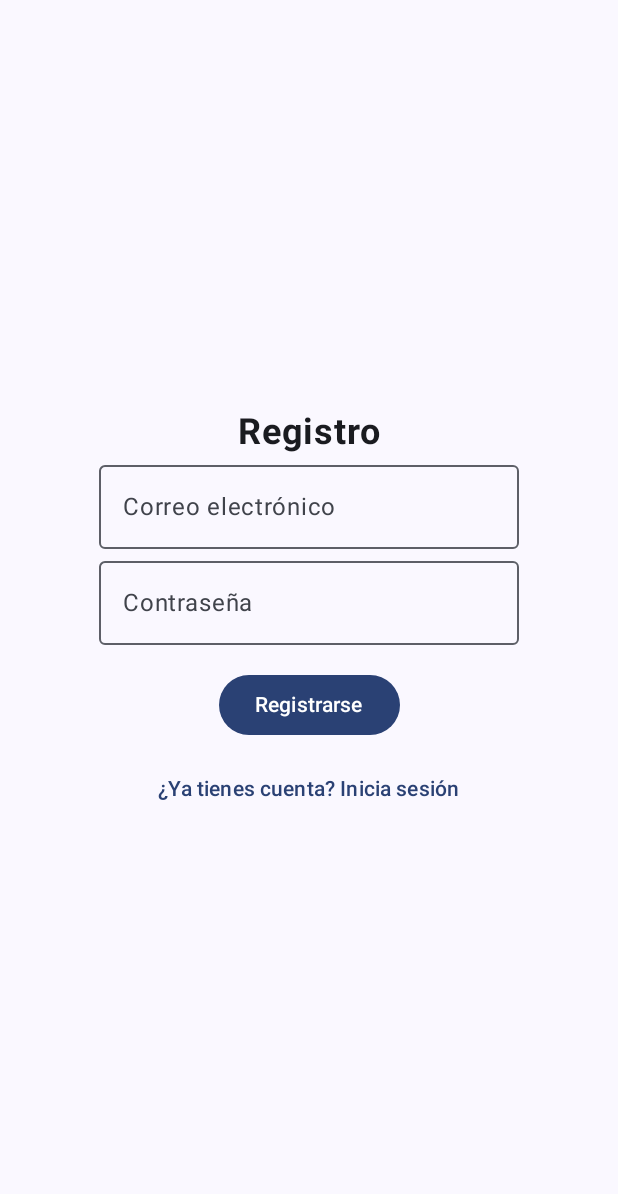
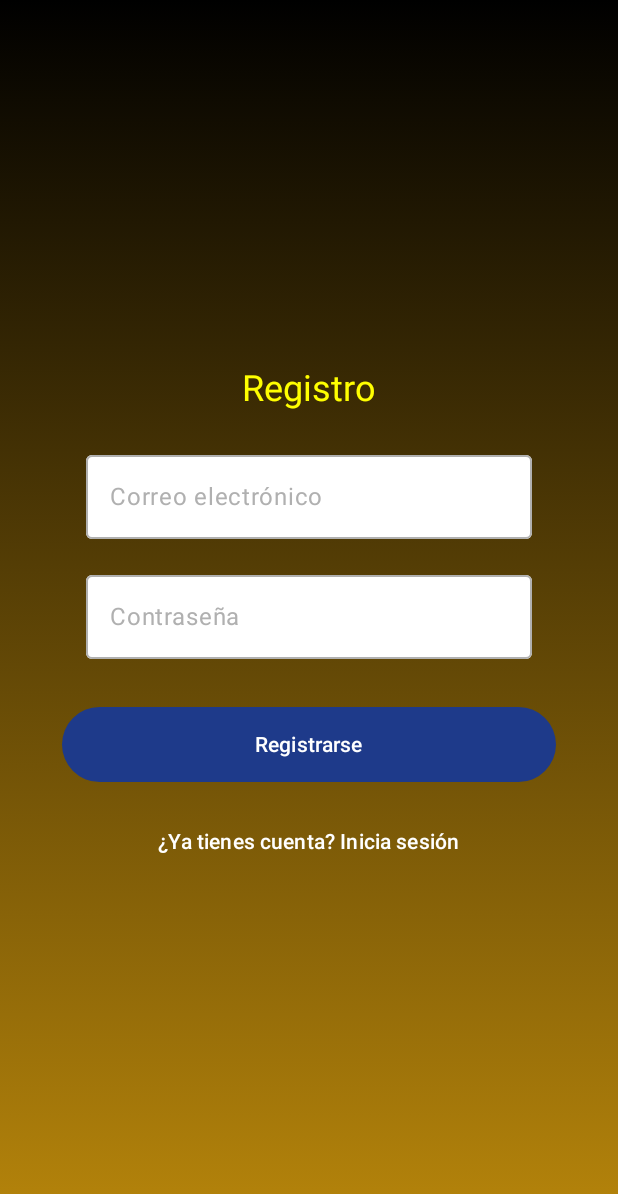
Before and after one commit to MiguelVelaG/Casino_App, an Android app built with Jetpack Compose: the RegisterScreen screen opened through its navigation route, on a phone screen of 412 x 824 dp. Shown: the top 1194 px of the screen. Run offline under Robolectric (Android 15) with nearby library versions, the phone set to English and light mode, and no system bars; our stand-ins replace Firebase (no records; nobody signed in at launch, a user with empty details on screens opened directly).

Commit message:
Commit con modificaciones en el LoginScreen.kt y el RegisterScreen.kt, para que el inicio de sesion este configurado con firebase.

```diff
--- a/app/src/main/java/com/miguel/casinoapp/ui/theme/LoginScreen.kt
+++ b/app/src/main/java/com/miguel/casinoapp/ui/theme/LoginScreen.kt
@@ -21,14 +21,15 @@ import androidx.compose.material3.Text
 import androidx.compose.material3.TextButton
 import androidx.compose.material3.TextFieldDefaults
 import androidx.compose.runtime.Composable
+import androidx.compose.runtime.getValue
 import androidx.compose.runtime.mutableStateOf
 import androidx.compose.runtime.remember
+import androidx.compose.runtime.setValue
 import androidx.compose.ui.Alignment
 import androidx.compose.ui.Modifier
 import androidx.compose.ui.draw.clip
 import androidx.compose.ui.graphics.Brush
 import androidx.compose.ui.graphics.Color
-import androidx.compose.ui.platform.LocalContext
 import androidx.compose.ui.res.painterResource
 import androidx.compose.ui.text.input.PasswordVisualTransformation
 import androidx.compose.ui.unit.dp
@@ -36,19 +37,19 @@ import androidx.navigation.NavController
 import com.miguel.casinoapp.R
 import com.miguel.casinoapp.viewmodel.AuthViewModel
 
-@OptIn(ExperimentalMaterial3Api::class) // Añade esta anotación
+@OptIn(ExperimentalMaterial3Api::class)
 @Composable
 fun LoginScreen(navController: NavController, authViewModel: AuthViewModel) {
-    var email = remember { mutableStateOf("") }
-    var password = remember { mutableStateOf("") }
-    val context = LocalContext.current
+    var email by remember { mutableStateOf("") }
+    var password by remember { mutableStateOf("") }
+    var errorMessage by remember { mutableStateOf<String?>(null) }
 
     Column(
         modifier = Modifier
             .fillMaxSize()
             .background(
                 brush = Brush.verticalGradient(
-                    colors = listOf(Color(0xFF000000), Color(0xFFB8860B)), // Gradiente negro a dorado (luxuoso)
+                    colors = listOf(Color(0xFF000000), Color(0xFFB8860B)),
                     startY = 0f,
                     endY = Float.POSITIVE_INFINITY
                 )
@@ -56,16 +57,14 @@ fun LoginScreen(navController: NavController, authViewModel: AuthViewModel) {
         horizontalAlignment = Alignment.CenterHorizontally,
         verticalArrangement = Arrangement.Center
     ) {
-        // Texto "Casino App" encima de la imagen
         Text(
             text = "Casino App",
             style = MaterialTheme.typography.headlineLarge.copy(color = Color.Yellow),
-            modifier = Modifier.padding(bottom = 16.dp) // Espacio entre el texto y la imagen
+            modifier = Modifier.padding(bottom = 16.dp)
         )
 
         Spacer(modifier = Modifier.height(16.dp))
 
-        // Logo de la app
         Image(
             painter = painterResource(id = R.drawable.logo),
             contentDescription = "Logo",
@@ -76,10 +75,9 @@ fun LoginScreen(navController: NavController, authViewModel: AuthViewModel) {
 
         Spacer(modifier = Modifier.height(24.dp))
 
-        // Campo de correo electrónico
         OutlinedTextField(
-            value = email.value,
-            onValueChange = { email.value = it },
+            value = email,
+            onValueChange = { email = it },
             label = { Text("Correo electrónico") },
             colors = TextFieldDefaults.colors(
                 focusedTextColor = Color.Black,
@@ -91,17 +89,14 @@ fun LoginScreen(navController: NavController, authViewModel: AuthViewModel) {
                 focusedLabelColor = Color(0xFF1EAB65),
                 unfocusedLabelColor = Color(0xFFB0B0B0),
             ),
-            modifier = Modifier
-                .fillMaxWidth(0.8f)
-                .padding(horizontal = 16.dp) // Agrega margen a los lados
+            modifier = Modifier.fillMaxWidth(0.8f).padding(horizontal = 16.dp)
         )
 
         Spacer(modifier = Modifier.height(16.dp))
 
-        // Campo de contraseña
         OutlinedTextField(
-            value = password.value,
-            onValueChange = { password.value = it },
+            value = password,
+            onValueChange = { password = it },
             label = { Text("Contraseña") },
             visualTransformation = PasswordVisualTransformation(),
             colors = TextFieldDefaults.colors(
@@ -114,26 +109,28 @@ fun LoginScreen(navController: NavController, authViewModel: AuthViewModel) {
                 focusedLabelColor = Color(0xFF1EAB65),
                 unfocusedLabelColor = Color(0xFFB0B0B0),
             ),
-            modifier = Modifier
-                .fillMaxWidth(0.8f)
-                .padding(horizontal = 16.dp)
+            modifier = Modifier.fillMaxWidth(0.8f).padding(horizontal = 16.dp)
         )
 
-        Spacer(modifier = Modifier.height(32.dp))
+        Spacer(modifier = Modifier.height(16.dp))
 
-        // Botón de inicio de sesión
+        errorMessage?.let {
+            Text(text = it, color = Color.Red, modifier = Modifier.padding(8.dp))
+        }
+
+        Spacer(modifier = Modifier.height(16.dp))
+
         Button(
             onClick = {
-                authViewModel.loginWithEmail(email.value, password.value) {
+                authViewModel.loginWithEmail(email, password) {
                     navController.navigate("mainMenu") {
-                        popUpTo("login") { inclusive = true } // Borra el login del historial
+                        popUpTo("login") { inclusive = true }
                     }
                 }
+                errorMessage = authViewModel.errorMessage
             },
             colors = ButtonDefaults.buttonColors(containerColor = Color(0xFF1E3A8A), contentColor = Color.White),
-            modifier = Modifier
-                .fillMaxWidth(0.8f)
-                .height(50.dp), // Botón grande y destacado
+            modifier = Modifier.fillMaxWidth(0.8f).height(50.dp),
             shape = CircleShape,
             contentPadding = PaddingValues(vertical = 12.dp),
         ) {
@@ -142,7 +139,6 @@ fun LoginScreen(navController: NavController, authViewModel: AuthViewModel) {
 
         Spacer(modifier = Modifier.height(16.dp))
 
-        // Botón de registro para nuevos usuarios
         TextButton(onClick = { navController.navigate("register") }) {
             Text("¿No tienes cuenta? Regístrate aquí", color = Color.White)
         }
--- a/app/src/main/java/com/miguel/casinoapp/ui/theme/RegisterScreen.kt
+++ b/app/src/main/java/com/miguel/casinoapp/ui/theme/RegisterScreen.kt
@@ -1,21 +1,31 @@
 package com.miguel.casinoapp.ui.theme
 
+import androidx.compose.foundation.background
 import androidx.compose.foundation.layout.Arrangement
 import androidx.compose.foundation.layout.Column
+import androidx.compose.foundation.layout.PaddingValues
 import androidx.compose.foundation.layout.Spacer
 import androidx.compose.foundation.layout.fillMaxSize
+import androidx.compose.foundation.layout.fillMaxWidth
 import androidx.compose.foundation.layout.height
+import androidx.compose.foundation.layout.padding
+import androidx.compose.foundation.shape.CircleShape
 import androidx.compose.material3.Button
+import androidx.compose.material3.ButtonDefaults
+import androidx.compose.material3.MaterialTheme
 import androidx.compose.material3.OutlinedTextField
 import androidx.compose.material3.Text
 import androidx.compose.material3.TextButton
+import androidx.compose.material3.TextFieldDefaults
 import androidx.compose.runtime.Composable
+import androidx.compose.runtime.getValue
 import androidx.compose.runtime.mutableStateOf
 import androidx.compose.runtime.remember
+import androidx.compose.runtime.setValue
 import androidx.compose.ui.Alignment
 import androidx.compose.ui.Modifier
-import androidx.compose.ui.platform.LocalContext
-import androidx.compose.ui.text.font.FontWeight
+import androidx.compose.ui.graphics.Brush
+import androidx.compose.ui.graphics.Color
 import androidx.compose.ui.text.input.PasswordVisualTransformation
 import androidx.compose.ui.unit.dp
 import androidx.compose.ui.unit.sp
@@ -24,46 +34,98 @@ import com.miguel.casinoapp.viewmodel.AuthViewModel
 
 @Composable
 fun RegisterScreen(navController: NavController, authViewModel: AuthViewModel) {
-    val email = remember { mutableStateOf("") }
-    val password = remember { mutableStateOf("") }
-    val context = LocalContext.current
+    var email by remember { mutableStateOf("") }
+    var password by remember { mutableStateOf("") }
 
     Column(
-        modifier = Modifier.fillMaxSize(),
+        modifier = Modifier
+            .fillMaxSize()
+            .background(
+                brush = Brush.verticalGradient(
+                    colors = listOf(Color(0xFF000000), Color(0xFFB8860B)) // Fondo negro a dorado
+                )
+            ),
         horizontalAlignment = Alignment.CenterHorizontally,
         verticalArrangement = Arrangement.Center
     ) {
-        Text("Registro", fontSize = 24.sp, fontWeight = FontWeight.Bold)
-
-        OutlinedTextField(
-            value = email.value,
-            onValueChange = { email.value = it },
-            label = { Text("Correo electrónico") }
+        // Título de la pantalla
+        Text(
+            text = "Registro",
+            fontSize = 24.sp,
+            color = Color.Yellow,
+            style = MaterialTheme.typography.headlineLarge,
+            modifier = Modifier.padding(bottom = 16.dp)
         )
 
+        // Campo de correo electrónico
         OutlinedTextField(
-            value = password.value,
-            onValueChange = { password.value = it },
-            label = { Text("Contraseña") },
-            visualTransformation = PasswordVisualTransformation()
+            value = email,
+            onValueChange = { email = it },
+            label = { Text("Correo electrónico") },
+            colors = TextFieldDefaults.colors(
+                focusedTextColor = Color.Black,
+                unfocusedTextColor = Color.Black,
+                focusedContainerColor = Color.White,
+                unfocusedContainerColor = Color.White,
+                focusedIndicatorColor = Color(0xFF1EAB65),
+                unfocusedIndicatorColor = Color(0xFFB0B0B0),
+                focusedLabelColor = Color(0xFF1EAB65),
+                unfocusedLabelColor = Color(0xFFB0B0B0),
+            ),
+            modifier = Modifier
+                .fillMaxWidth(0.8f)
+                .padding(horizontal = 16.dp)
         )
 
         Spacer(modifier = Modifier.height(16.dp))
 
-        Button(onClick = {
-            authViewModel.registerWithEmail(email.value, password.value) {
-                navController.navigate("mainMenu") {
-                    popUpTo("register") { inclusive = true }
+        // Campo de contraseña
+        OutlinedTextField(
+            value = password,
+            onValueChange = { password = it },
+            label = { Text("Contraseña") },
+            visualTransformation = PasswordVisualTransformation(),
+            colors = TextFieldDefaults.colors(
+                focusedTextColor = Color.Black,
+                unfocusedTextColor = Color.Black,
+                focusedContainerColor = Color.White,
+                unfocusedContainerColor = Color.White,
+                focusedIndicatorColor = Color(0xFF1EAB65),
+                unfocusedIndicatorColor = Color(0xFFB0B0B0),
+                focusedLabelColor = Color(0xFF1EAB65),
+                unfocusedLabelColor = Color(0xFFB0B0B0),
+            ),
+            modifier = Modifier
+                .fillMaxWidth(0.8f)
+                .padding(horizontal = 16.dp)
+        )
+
+        Spacer(modifier = Modifier.height(32.dp))
+
+        // Botón de registro
+        Button(
+            onClick = {
+                authViewModel.registerWithEmail(email, password) {
+                    navController.navigate("mainMenu") {
+                        popUpTo("register") { inclusive = true }
+                    }
                 }
-            }
-        }) {
-            Text("Registrarse")
+            },
+            colors = ButtonDefaults.buttonColors(containerColor = Color(0xFF1E3A8A), contentColor = Color.White),
+            modifier = Modifier
+                .fillMaxWidth(0.8f)
+                .height(50.dp),
+            shape = CircleShape,
+            contentPadding = PaddingValues(vertical = 12.dp),
+        ) {
+            Text("Registrarse", color = Color.White)
         }
 
-        Spacer(modifier = Modifier.height(8.dp))
+        Spacer(modifier = Modifier.height(16.dp))
 
+        // Texto para navegar al login
         TextButton(onClick = { navController.navigate("login") }) {
-            Text("¿Ya tienes cuenta? Inicia sesión")
+            Text("¿Ya tienes cuenta? Inicia sesión", color = Color.White)
         }
     }
 }
```
